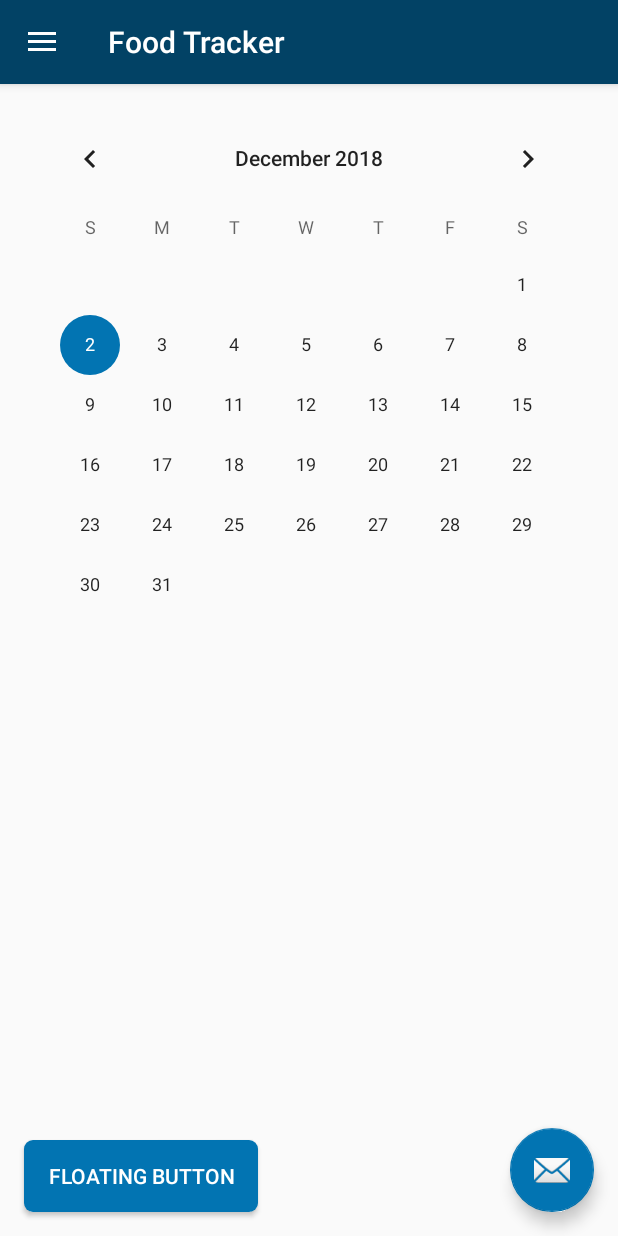
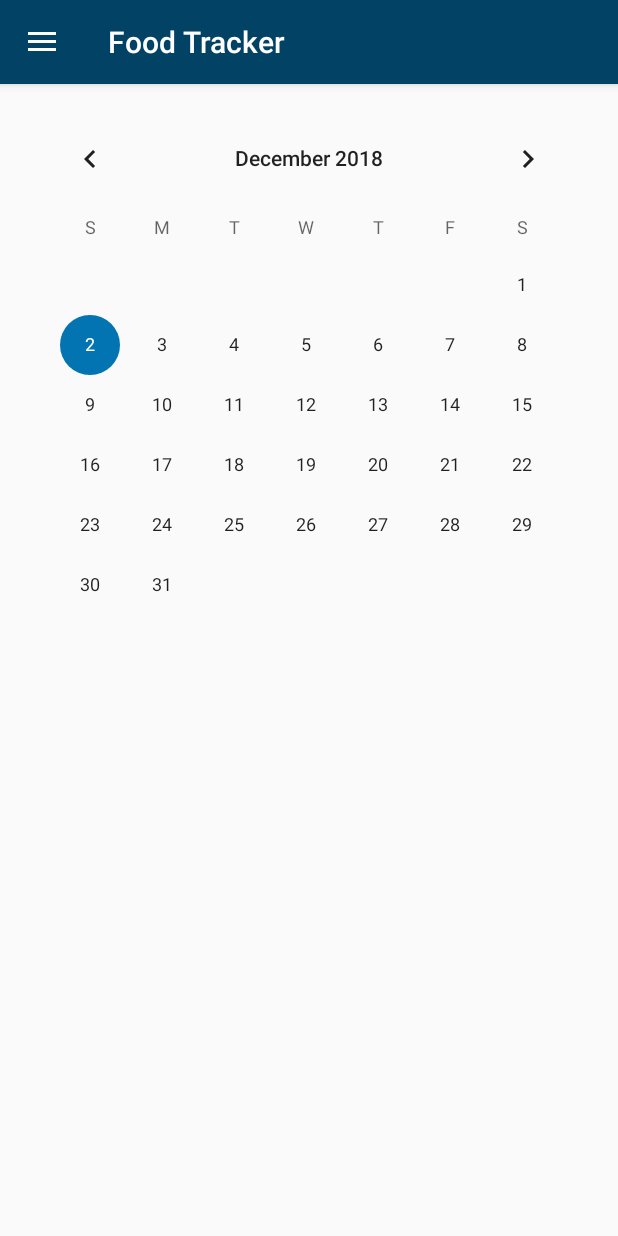
Before and after one commit to SecUSo/privacy-friendly-food-tracker, an Android app: the MainActivity screen opened directly, with no data from a screen before it, on a phone screen of 412 x 824 dp. Run offline under Robolectric (Android 15) with nearby library versions, the phone set to English and light mode, and no system bars.

Commit message:
Made floating action button in Key generation appear, removed unneccessary buttons on main screen

```diff
--- a/app/src/main/res/layout/activity_generate_key.xml
+++ b/app/src/main/res/layout/activity_generate_key.xml
@@ -108,7 +108,6 @@
                     android:textSize="@dimen/slide_desc"></TextView>
             </LinearLayout>
         </LinearLayout>
-    </RelativeLayout>
         <android.support.design.widget.CoordinatorLayout
             android:layout_width="match_parent"
             android:layout_height="match_parent"
@@ -123,8 +122,10 @@
                 android:layout_height="wrap_content"
                 android:layout_gravity="bottom|end"
                 android:layout_margin="@dimen/fab_margin"
-            android:src="@android:drawable/ic_media_next"
+                android:src="@drawable/button_confirm"
                 android:visibility="visible"
-            app:backgroundTint="@color/white" />
+                app:backgroundTint="@color/black" />
         </android.support.design.widget.CoordinatorLayout>
+    </RelativeLayout>
+
 </LinearLayout>
--- a/app/src/main/res/layout/activity_main.xml
+++ b/app/src/main/res/layout/activity_main.xml
@@ -18,28 +18,6 @@
 
         <include layout="@layout/content_main" />
 
-        <android.support.design.widget.FloatingActionButton
-            android:id="@+id/fab"
-            android:layout_width="wrap_content"
-            android:layout_height="wrap_content"
-            android:layout_gravity="bottom|end"
-            android:layout_margin="@dimen/fab_margin"
-            android:src="@android:drawable/ic_dialog_email"
-            android:onClick="onClick" />
-
-        <Button
-            android:id="@+id/button_welcomedialog"
-            android:layout_width="wrap_content"
-            android:layout_height="wrap_content"
-            android:paddingStart="@dimen/activity_horizontal_margin"
-            android:paddingEnd="@dimen/activity_horizontal_margin"
-            android:layout_gravity="bottom|start"
-            android:background="@drawable/button_normal"
-            android:text="@string/main_floating_button"
-            android:textColor="@color/white"
-            android:layout_margin="@dimen/fab_margin"
-            android:onClick="onClick"/>
-
     </android.support.design.widget.CoordinatorLayout>
 
     <android.support.design.widget.NavigationView
```
Lines whose indentation alone changed are shown as unchanged.
